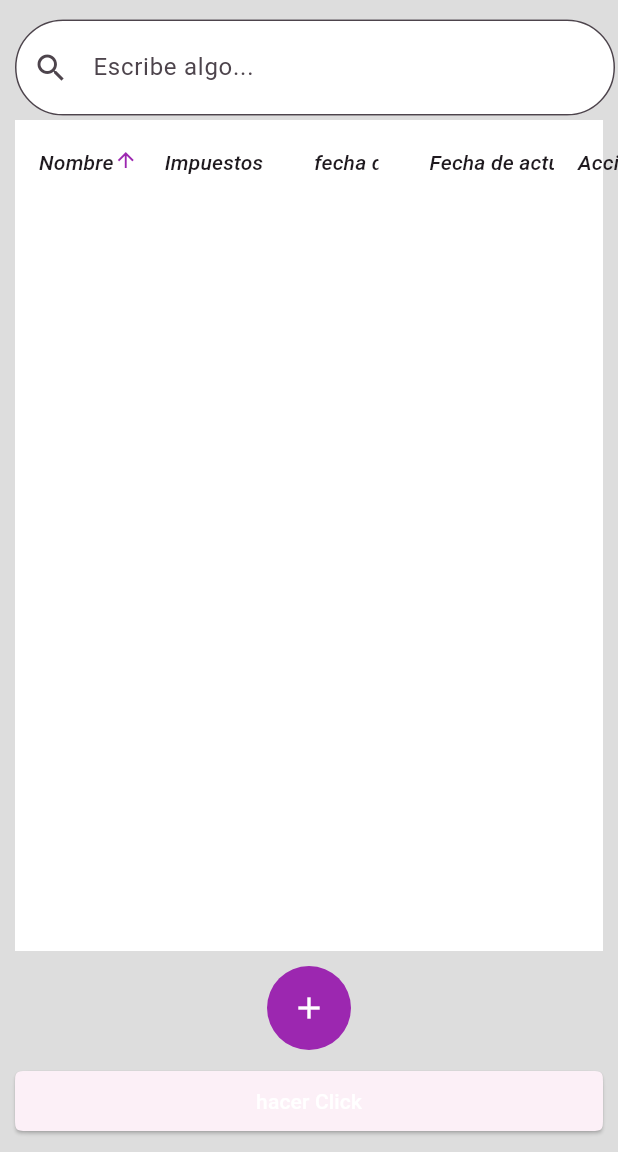
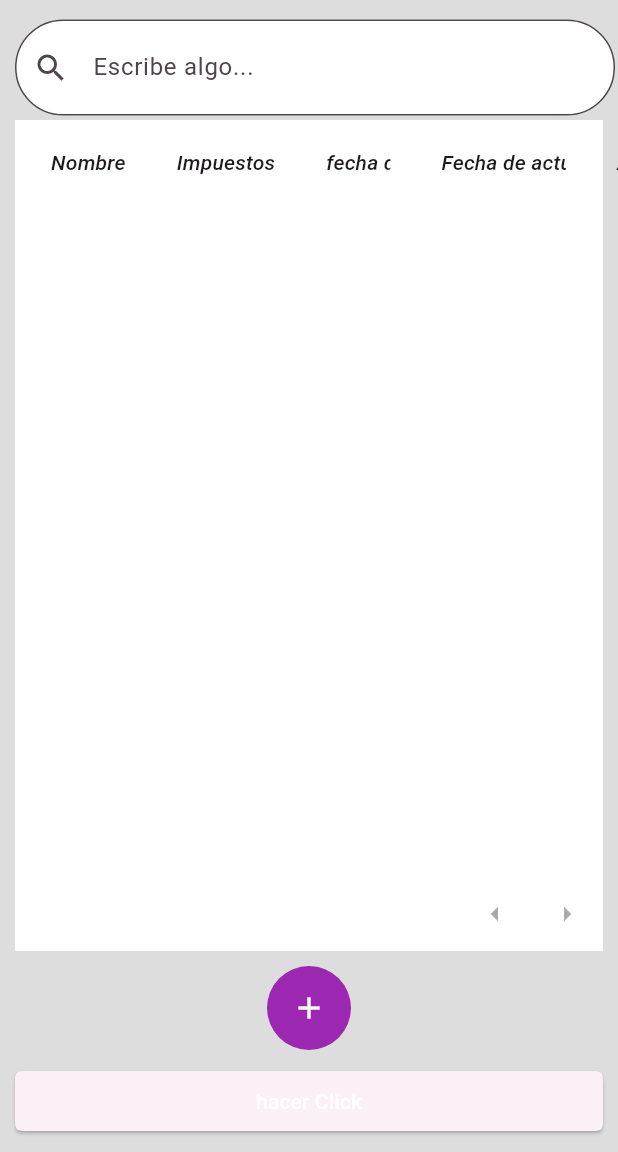
Before and after one commit to kenshimota/flutter-app-ERP, a Flutter app: the ScaffoldApp screen opened directly, after a tap on "Nombre", on a phone screen of 412 x 824 dp, the part 84-1236 px from its top. Run offline on Flutter 3.47's test engine with Material 2 defaults, Android fonts, the phone set to English and light mode, and no system bars; our stand-ins replace flutter_dotenv, go_router, logger; missing offline and left inert: number_text_input_formatter, validatorless; accounts and stored records are empty; network calls fail; statements that could not run were skipped.

Commit message:
todo ya esta listo

```diff
--- a/lib/core/http/taxes/get_list_taxes.dart
+++ b/lib/core/http/taxes/get_list_taxes.dart
@@ -4,13 +4,15 @@
 import 'package:flutter_dotenv/flutter_dotenv.dart';
 import 'package:flutter_app_erp/core/response/taxes/taxes_response.dart';
 
-Future<List<TaxesResponse>> getListTaxes(
-    {required String token,
-    String search = '',
-    Map<String, String>? order}) async {
+Future<List<TaxesResponse>> getListTaxes({
+  required String token,
+  String search = '',
+  Map<String, String>? order,
+  int page = 1,
+}) async {
   final env = dotenv.env;
   final String hostname = env['HOSTNAME_API'] ?? '';
-  String path = "$hostname/taxes?q=$search";
+  String path = "$hostname/taxes?q=$search&page=$page";
 
   if (order != null &&
       order.containsKey('field') &&
@@ -24,10 +26,8 @@
     "Authorization": "Bearer $token",
   };
 
-
   debugPrint(path);
   final Uri url = Uri.parse(path);
-
 
   http.Response response = await http.get(url, headers: headers);
 
--- a/lib/screens/home_screen.dart
+++ b/lib/screens/home_screen.dart
@@ -20,7 +20,7 @@
   @override
   Widget build(BuildContext context) {
     return const ScaffoldApp(
-      body: ShowInfoTaxes(),
+      body: ShowInfoTaxes(rows: [],),
     );
   }
 }
--- /dev/null
+++ b/lib/widgets/data_table_paginated.dart
@@ -0,0 +1,70 @@
+import 'package:flutter/material.dart';
+
+class DataTablePaginated extends StatelessWidget {
+  final List<DataColumn> columns;
+  final List<DataRow> rows;
+  final double? columnSpacing;
+  final double? horizontalMargin;
+  final int? sortColumnIndex;
+  final bool sortAscending;
+  final int numberPage;
+  final void Function()? onBack;
+  final void Function()? onForwad;
+
+
+  const DataTablePaginated(
+      {super.key,
+      this.columnSpacing,
+      this.horizontalMargin,
+      this.sortColumnIndex,
+      this.sortAscending = true,
+      this.numberPage = 1,
+      this.onBack,
+      this.onForwad,
+      required this.columns,
+      required this.rows,
+      });
+
+
+
+
+  @override
+  Widget build(BuildContext context) {
+    return Row(
+      children: [
+        Expanded(
+          child: Column(
+            crossAxisAlignment: CrossAxisAlignment.stretch,
+            children: [
+              Expanded(
+                child: SingleChildScrollView(
+                  child: DataTable(
+                    columns: columns,
+                    rows: rows,
+                    columnSpacing: columnSpacing,
+                  ),
+                ),
+              ),
+              SizedBox(
+                height: 50,
+                child: Row(
+                  mainAxisAlignment: MainAxisAlignment.end,
+                  children: [
+                  IconButton(
+                    onPressed: numberPage == 1 ? null: onBack,
+                    icon: const Icon(Icons.arrow_left),
+                  ),
+                   IconButton(
+                    onPressed: rows.length == 20 ? onForwad: null,
+                    icon: const Icon(Icons.arrow_right),
+                  ),
+
+                ]),
+              )
+            ],
+          ),
+        ),
+      ],
+    );
+  }
+}
--- a/lib/widgets/show_info_taxes_api.dart
+++ b/lib/widgets/show_info_taxes_api.dart
@@ -8,7 +8,8 @@
 import 'package:flutter_app_erp/core/response/taxes/taxes_response.dart';
 
 class ShowInfoTaxes extends StatefulWidget {
-  const ShowInfoTaxes({super.key});
+  final List<DataRow> rows;
+  const ShowInfoTaxes({super.key, required this.rows});
   @override
   State<ShowInfoTaxes> createState() => _ShowInfotaxesState();
 }
@@ -16,11 +17,13 @@
 class _ShowInfotaxesState extends State<ShowInfoTaxes> {
   String search = '';
   Map<String, String>? order;
+  int numberPage = 1;
+
   List<TaxesResponse> result = <TaxesResponse>[];
 
   Future<void> onRequest(String token) async {
     List<TaxesResponse> taxes =
-        await getListTaxes(token: token, search: search, order: order);
+        await getListTaxes(token: token, search: search, order: order, page: numberPage);
 
     setState(() {
       result = taxes;
@@ -30,6 +33,7 @@
   onSortOrder(Map<String, String> o, String token) {
     setState(() {
       order = o;
+      numberPage = 1;
     });
     onRequest(token);
   }
@@ -37,8 +41,25 @@
   onSearch(String s, String token) {
     setState(() {
       search = s;
+      numberPage = 1;
     });
 
+    onRequest(token);
+  }
+
+  onBack( String token ){
+      setState(() {
+        numberPage -=  1;
+      });
+
+    onRequest(token);
+  }
+
+
+  onForwad(String token){
+    setState(() {
+      numberPage += 1;
+    });
     onRequest(token);
   }
 
@@ -76,6 +97,9 @@
                 list: result,
                 onOrden: (Map<String, String> order) =>
                     onSortOrder(order, token ?? ''),
+                    onBack: ()=> onBack(token??''),
+                    onForwad: ()=> onForwad(token??''),
+                    numberPage: numberPage,
               ),
             ),
           ),
--- a/lib/widgets/table_taxes.dart
+++ b/lib/widgets/table_taxes.dart
@@ -1,11 +1,15 @@
 import 'package:flutter/material.dart';
 import 'package:flutter_app_erp/core/response/taxes/taxes_response.dart';
 import 'package:flutter_app_erp/widgets/button_delete.dart';
+import 'package:flutter_app_erp/widgets/data_table_paginated.dart';
 
 class DataTableTaxes extends StatefulWidget {
+  final void Function()? onBack;
+  final void Function()? onForwad;
+  final int numberPage;
   final List<TaxesResponse> list;
   final Function(Map<String, String>)? onOrden;
-  const DataTableTaxes({super.key, required this.list, required this.onOrden});
+  const DataTableTaxes({super.key, required this.list, required this.onOrden, this.onBack, this.onForwad, this.numberPage = 1});
 
   @override
   State<DataTableTaxes> createState() => _DataTableTaxesState();
@@ -47,8 +51,10 @@
         )
         .toList();
 
-    return SingleChildScrollView(
-      child: DataTable(
+    return DataTablePaginated(
+        onBack: widget.onBack,
+        onForwad: widget.onForwad,
+        numberPage: widget.numberPage,
         columnSpacing: 16, // Espacio entre columnas
         horizontalMargin: 16,
         sortColumnIndex: sortColumnIndex,
@@ -81,26 +87,27 @@
             ),
             onSort: onSort,
           ),
-          const DataColumn(
-            label: Expanded(
+          DataColumn(
+            label: const Expanded(
               child: Text(
                 'Fecha de actualizacion',
                 style: TextStyle(fontStyle: FontStyle.italic),
               ),
             ),
+            onSort: onSort,
           ),
-          DataColumn(
-            label: const Expanded(
+          const DataColumn(
+            label: Expanded(
               child: Text(
                 'Acciones',
                 style: TextStyle(fontStyle: FontStyle.italic),
               ),
             ),
-            onSort: onSort,
+
           ),
         ],
         rows: rows,
-      ),
-    );
+      );
+
   }
 }
```
